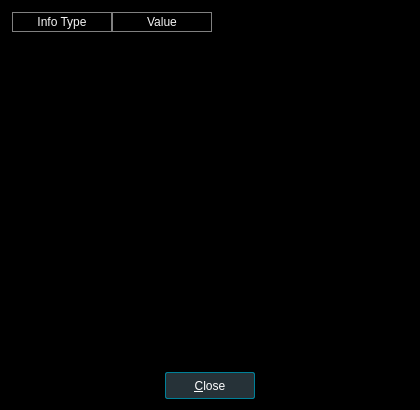
First picture: the form in src/ui/infodialog.ui, repository u8sand/Baka-MPlayer, before the edit.
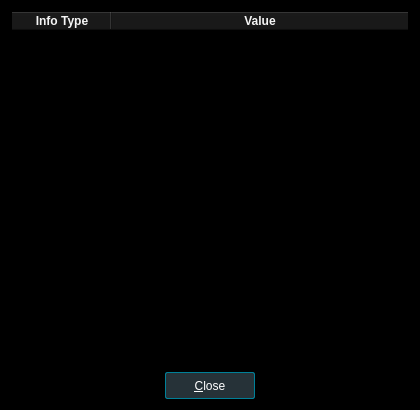
Second picture: the form after the edit.

Commit message: Applied interface patch and made value stretch

```diff
--- a/src/ui/infodialog.ui
+++ b/src/ui/infodialog.ui
@@ -62,20 +62,68 @@
    <item>
     <widget class="QTableWidget" name="infoWidget">
      <property name="styleSheet">
-      <string notr="true">QHeaderView::section {
-	background: black;
-	border: 1px solid gray;
+      <string notr="true">QTableWidget QHeaderView::section {
+	background-color: #141414;
+}
+
+QTableWidget::item {
+	alternate-background-color: #141414;
+}
+QTableWidget::item:alternate {
+    background: #141414;
+}
+QTableWidget::item:selected {
+	background: #008098;
 }</string>
      </property>
+     <property name="editTriggers">
+      <set>QAbstractItemView::NoEditTriggers</set>
+     </property>
+     <property name="showDropIndicator" stdset="0">
+      <bool>false</bool>
+     </property>
+     <property name="alternatingRowColors">
+      <bool>true</bool>
+     </property>
+     <property name="selectionMode">
+      <enum>QAbstractItemView::SingleSelection</enum>
+     </property>
+     <property name="cornerButtonEnabled">
+      <bool>false</bool>
+     </property>
+     <attribute name="horizontalHeaderHighlightSections">
+      <bool>false</bool>
+     </attribute>
+     <attribute name="horizontalHeaderStretchLastSection">
+      <bool>true</bool>
+     </attribute>
+     <attribute name="verticalHeaderVisible">
+      <bool>false</bool>
+     </attribute>
+     <attribute name="verticalHeaderHighlightSections">
+      <bool>false</bool>
+     </attribute>
      <column>
       <property name="text">
        <string>Info Type</string>
       </property>
+      <property name="font">
+       <font>
+        <weight>75</weight>
+        <bold>true</bold>
+       </font>
+      </property>
      </column>
      <column>
       <property name="text">
        <string>Value</string>
       </property>
+      <property name="font">
+       <font>
+        <weight>75</weight>
+        <bold>true</bold>
+       </font>
+      </property>
      </column>
     </widget>
    </item>
```
